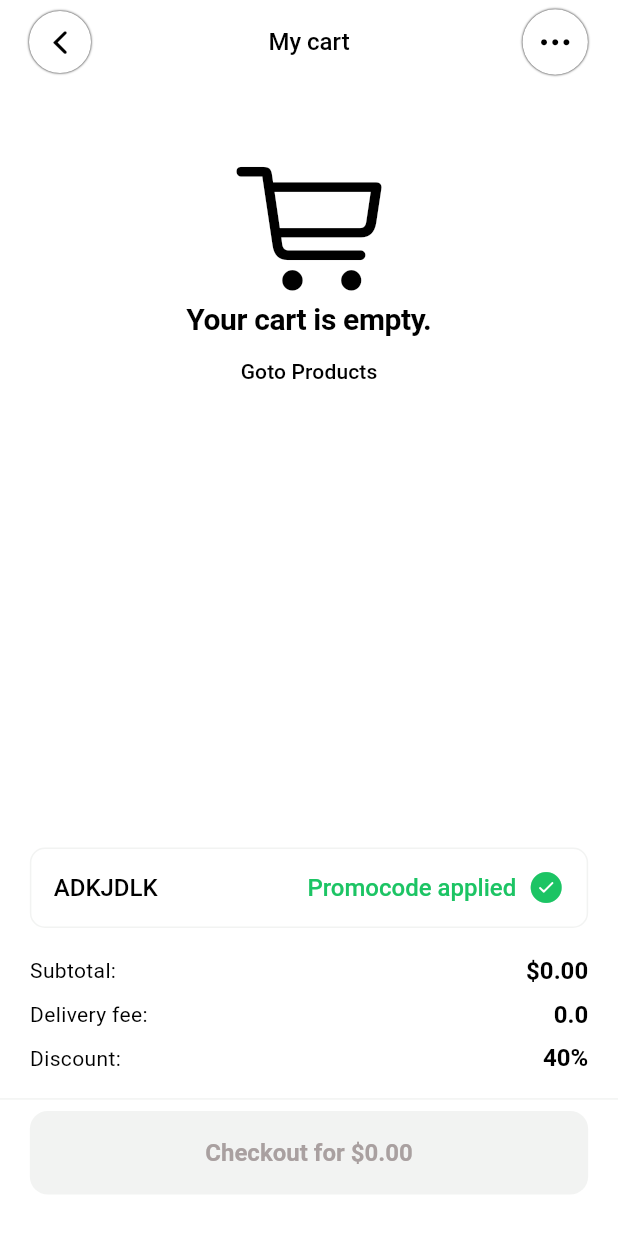
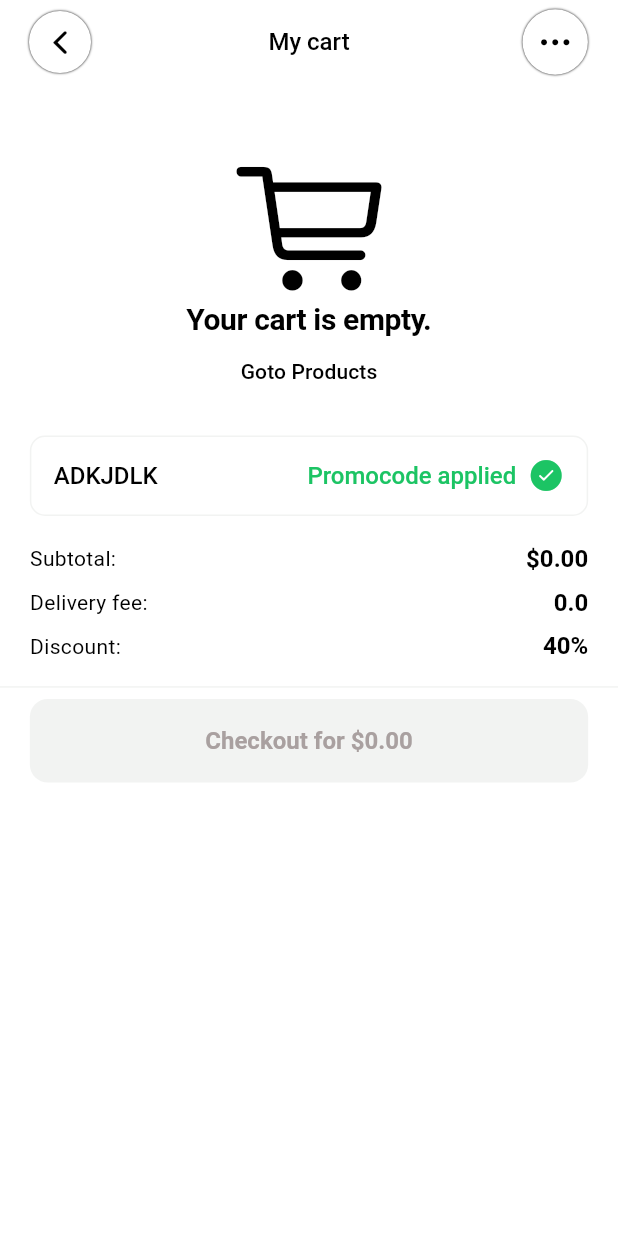
Before and after one commit to Megagonn/clan_commerce, a Flutter app: the CartPage screen opened directly, on a phone screen of 412 x 824 dp. Shown: the top 1233 px of the screen. Run offline on Flutter 3.47's test engine with Material 3 defaults, Android fonts, the phone set to English and light mode, and no system bars; our stand-ins replace another_flutter_splash_screen, shared_preferences; accounts and stored records are empty; Roboto replaces fonts that are missing (Aeonik).

```diff
--- a/lib/views/cart_page.dart
+++ b/lib/views/cart_page.dart
@@ -61,11 +61,9 @@ class _CartPageState extends State<CartPage> {
           ),
         ],
       ),
-      body: Column(
+      body: ListView(
         children: [
-          SingleChildScrollView(
-            child: SizedBox(
-              child: Consumer<CartProvider>(
+          Consumer<CartProvider>(
             builder: (context, value, _) => Column(
               mainAxisSize: MainAxisSize.min,
               children: [
@@ -98,14 +96,11 @@ class _CartPageState extends State<CartPage> {
                   ),
                 ),
                 ...List.generate(value.cart.length, (i) {
-                      CartItemModel model =
-                          CartItemModel.fromJson(value.cart[i]);
+                  CartItemModel model = CartItemModel.fromJson(value.cart[i]);
 
                   return _cartTile(context, model);
                 })
               ],
-                ),
-              ),
             ),
           ),
           const Spacer(),
```
Also changed, not shown: s1.png (added), s2.png (added), s3.png (added), s4.png (added), s5.png (added), 1 other file. Lines whose indentation alone changed are shown as unchanged.
